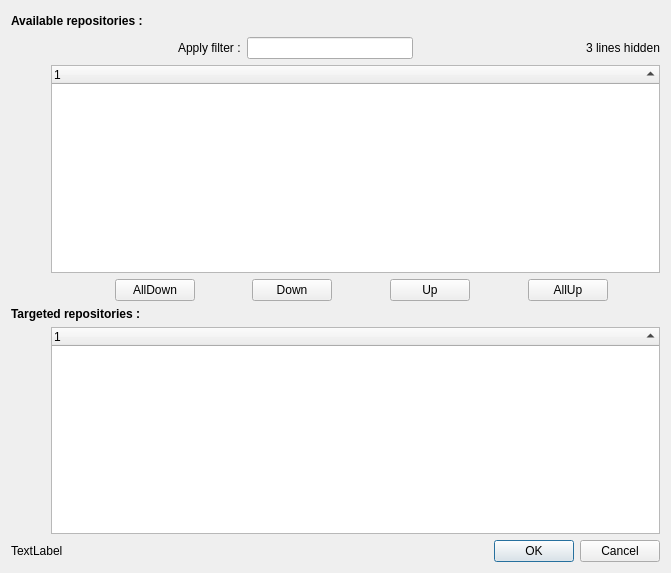
The window that src/gui/ui_select_repos.ui (idemia/multigit) describes before a commit, drawn with Qt 5.
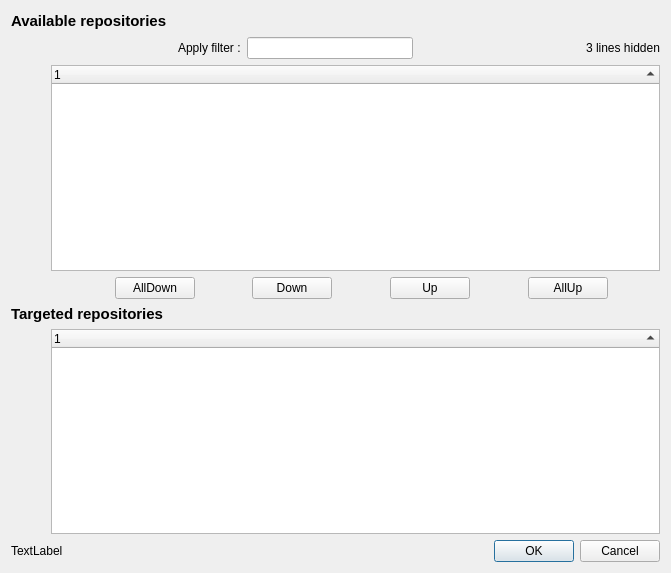
The same window after the commit. Custom widgets are drawn as their Qt base class.

```diff
--- a/src/gui/ui_select_repos.ui
+++ b/src/gui/ui_select_repos.ui
@@ -26,11 +26,12 @@
       <widget class="QLabel" name="label">
        <property name="font">
         <font>
+         <pointsize>11</pointsize>
          <bold>true</bold>
         </font>
        </property>
        <property name="text">
-        <string>Available repositories :</string>
+        <string>Available repositories</string>
        </property>
       </widget>
      </item>
@@ -270,11 +271,12 @@
     <widget class="QLabel" name="label_2">
      <property name="font">
       <font>
+       <pointsize>11</pointsize>
        <bold>true</bold>
       </font>
      </property>
      <property name="text">
-      <string>Targeted repositories :</string>
+      <string>Targeted repositories</string>
      </property>
     </widget>
    </item>
```
